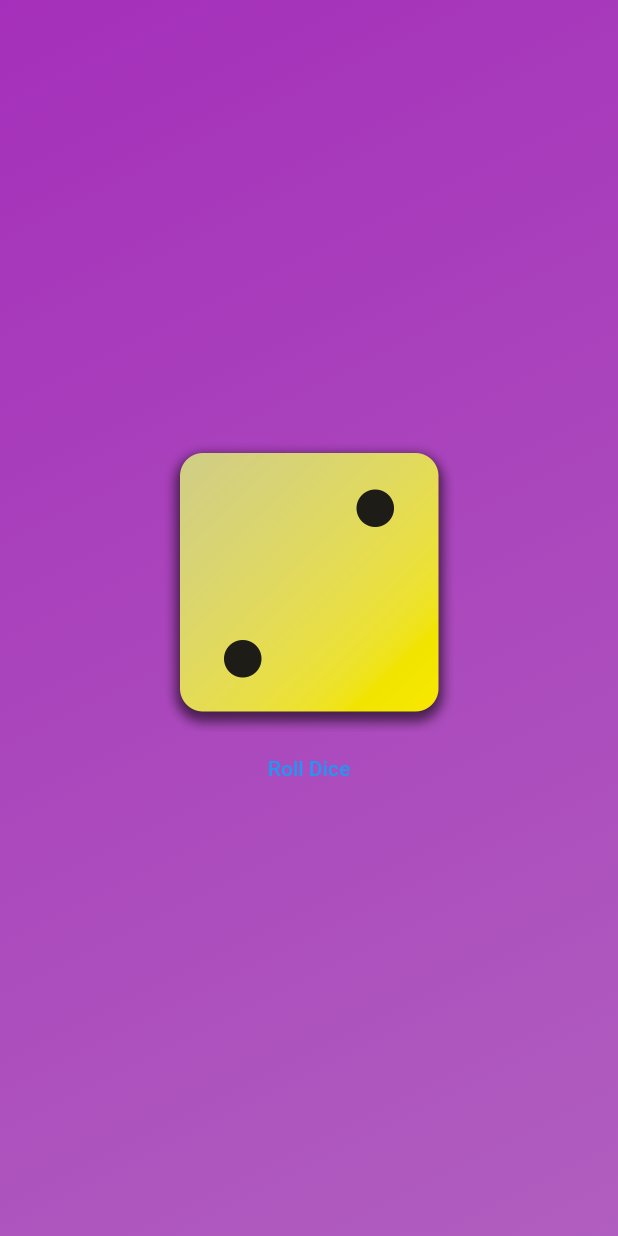
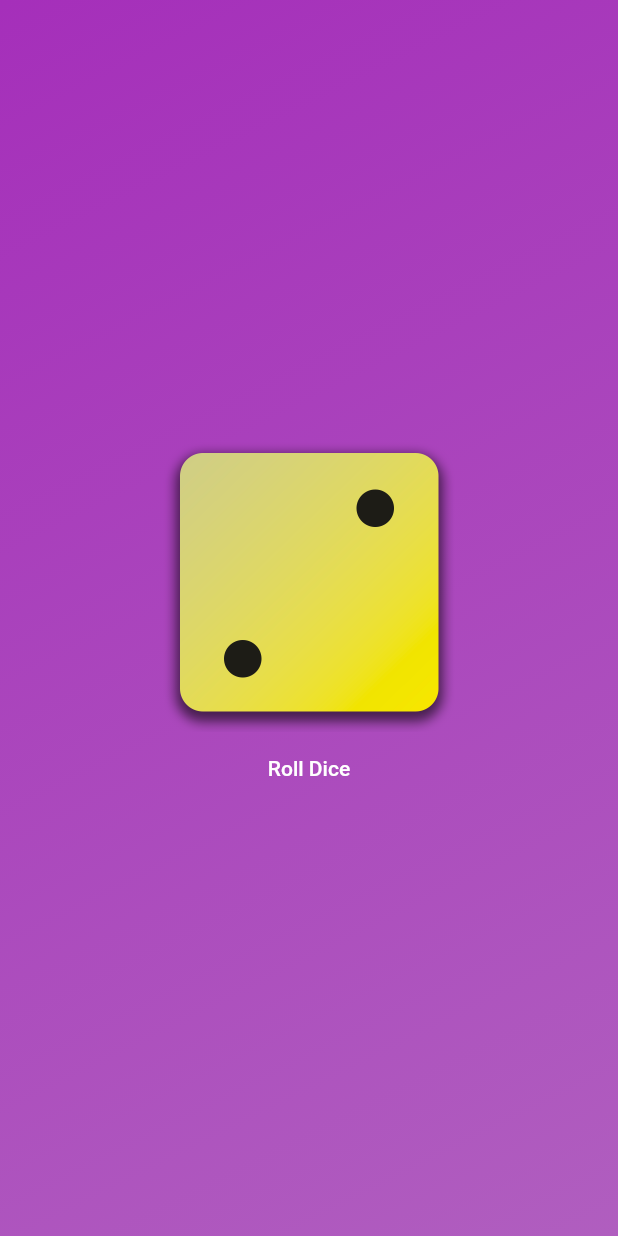
Before and after one commit to adogbeji/FlutterFirstApp, a Flutter app: the screen it shows after launch, on a phone screen of 412 x 824 dp. Run offline on Flutter 3.47's test engine with Material 2 defaults, Android fonts, the phone set to English and light mode, and no system bars.

Commit message:
Change foreground colour of TextButton in GradientContainer

```diff
--- a/lib/gradient_container.dart
+++ b/lib/gradient_container.dart
@@ -37,6 +37,9 @@ class GradientContainer extends StatelessWidget {
             ),
             TextButton(
               onPressed: rollDice,
+              style: TextButton.styleFrom(
+                foregroundColor: Colors.white,
+              ),
               child: const Text('Roll Dice')
             ),
           ],
```
